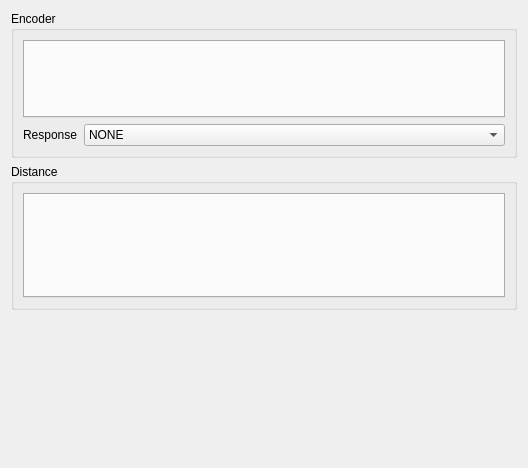
Before: the Qt Designer form source/wnd/ui/mrqalarm.ui in ww4u/megarobostudio, drawn with Qt 5.
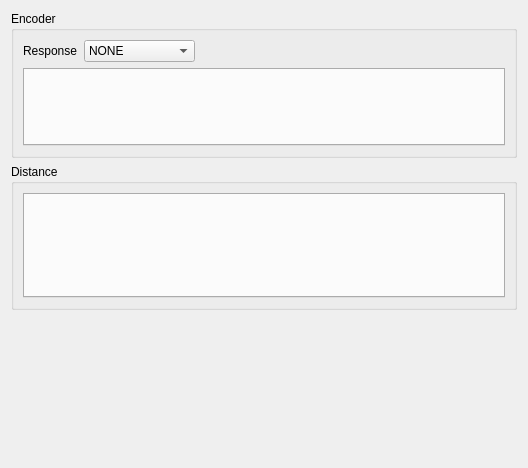
After: the same form once the commit is applied.

What changed in the file:
```diff
--- a/source/wnd/ui/mrqalarm.ui
+++ b/source/wnd/ui/mrqalarm.ui
@@ -19,22 +19,15 @@
      <property name="title">
       <string>Encoder</string>
      </property>
-     <layout class="QFormLayout" name="formLayout">
-      <item row="2" column="0">
+     <layout class="QGridLayout" name="gridLayout">
+      <item row="0" column="0">
        <widget class="QLabel" name="label">
         <property name="text">
          <string>Response</string>
         </property>
        </widget>
       </item>
-      <item row="0" column="0" colspan="2">
-       <widget class="QTabWidget" name="tabWidget">
-        <property name="currentIndex">
-         <number>-1</number>
-        </property>
-       </widget>
-      </item>
-      <item row="2" column="1">
+      <item row="0" column="1">
        <widget class="QComboBox" name="comboBox">
         <item>
          <property name="text">
@@ -58,6 +51,26 @@
         </item>
        </widget>
       </item>
+      <item row="0" column="2">
+       <spacer name="horizontalSpacer">
+        <property name="orientation">
+         <enum>Qt::Horizontal</enum>
+        </property>
+        <property name="sizeHint" stdset="0">
+         <size>
+          <width>40</width>
+          <height>20</height>
+         </size>
+        </property>
+       </spacer>
+      </item>
+      <item row="2" column="0" colspan="3">
+       <widget class="QTabWidget" name="tabWidget">
+        <property name="currentIndex">
+         <number>-1</number>
+        </property>
+       </widget>
+      </item>
      </layout>
     </widget>
    </item>
```
